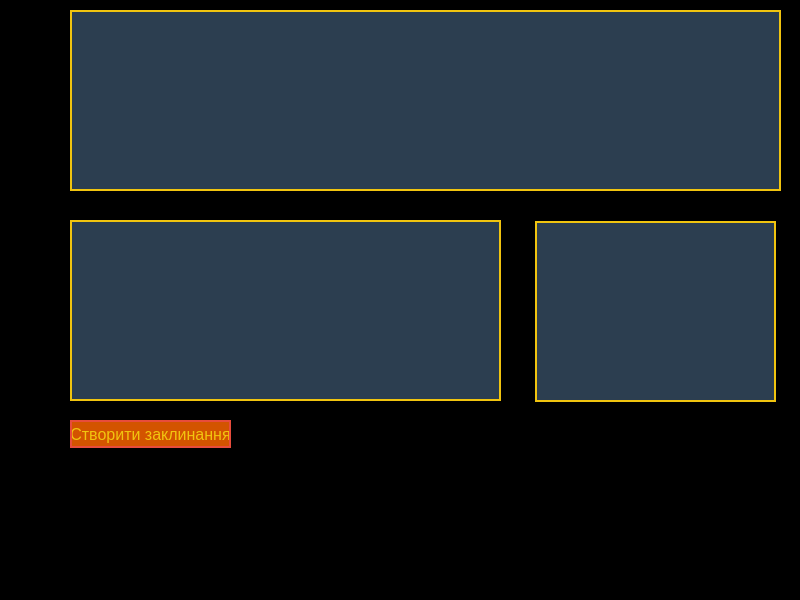
Above: untitled.ui from zavgodnij43/h- before the change. Below: the same form after it.
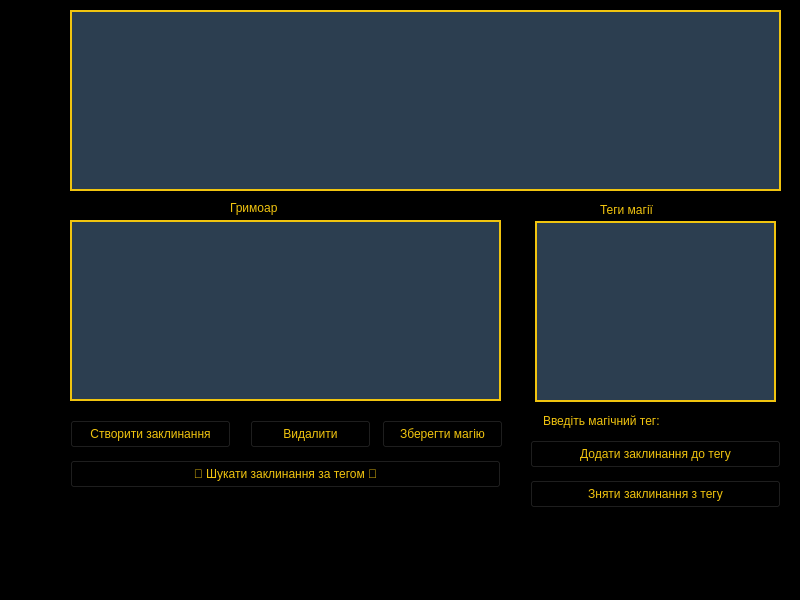
That is the form after the change.

```diff
--- a/untitled.ui
+++ b/untitled.ui
@@ -88,21 +88,114 @@
       <height>28</height>
      </rect>
     </property>
-    <property name="font">
-     <font>
-      <pointsize>12</pointsize>
-      <bold>false</bold>
-      <weight>50</weight>
-     </font>
-    </property>
-    <property name="styleSheet">
-     <string notr="true">background:#d35400; color:#f1c40f; border: 2px solid #e74c3c;</string>
-    </property>
     <property name="text">
      <string>Створити заклинання</string>
     </property>
    </widget>
-   <!-- Другие виджеты будут добавлены аналогично -->
+   <widget class="QPushButton" name="pushButton_2">
+    <property name="geometry">
+     <rect>
+      <x>250</x>
+      <y>420</y>
+      <width>121</width>
+      <height>28</height>
+     </rect>
+    </property>
+    <property name="text">
+     <string>Видалити</string>
+    </property>
+   </widget>
+   <widget class="QPushButton" name="pushButton_3">
+    <property name="geometry">
+     <rect>
+      <x>382</x>
+      <y>420</y>
+      <width>121</width>
+      <height>28</height>
+     </rect>
+    </property>
+    <property name="text">
+     <string>Зберегти магію</string>
+    </property>
+   </widget>
+   <widget class="QLineEdit" name="lineEdit">
+    <property name="geometry">
+     <rect>
+      <x>540</x>
+      <y>410</y>
+      <width>241</width>
+      <height>22</height>
+     </rect>
+    </property>
+    <property name="text">
+     <string>Введіть магічний тег:</string>
+    </property>
+   </widget>
+   <widget class="QPushButton" name="pushButton_4">
+    <property name="geometry">
+     <rect>
+      <x>530</x>
+      <y>440</y>
+      <width>251</width>
+      <height>28</height>
+     </rect>
+    </property>
+    <property name="text">
+     <string>Додати заклинання до тегу</string>
+    </property>
+   </widget>
+   <widget class="QPushButton" name="pushButton_5">
+    <property name="geometry">
+     <rect>
+      <x>530</x>
+      <y>480</y>
+      <width>251</width>
+      <height>28</height>
+     </rect>
+    </property>
+    <property name="text">
+     <string>Зняти заклинання з тегу</string>
+    </property>
+   </widget>
+   <widget class="QPushButton" name="pushButton_6">
+    <property name="geometry">
+     <rect>
+      <x>70</x>
+      <y>460</y>
+      <width>431</width>
+      <height>28</height>
+     </rect>
+    </property>
+    <property name="text">
+     <string>🔮 Шукати заклинання за тегом 🔮</string>
+    </property>
+   </widget>
+   <widget class="QLabel" name="label">
+    <property name="geometry">
+     <rect>
+      <x>230</x>
+      <y>200</y>
+      <width>121</width>
+      <height>16</height>
+     </rect>
+    </property>
+    <property name="text">
+     <string>Гримоар</string>
+    </property>
+   </widget>
+   <widget class="QLabel" name="label_2">
+    <property name="geometry">
+     <rect>
+      <x>600</x>
+      <y>200</y>
+      <width>111</width>
+      <height>20</height>
+     </rect>
+    </property>
+    <property name="text">
+     <string>Теги магії</string>
+    </property>
+   </widget>
   </widget>
   <widget class="QMenuBar" name="menubar">
    <property name="geometry">
```
Left out of the diff: 23 changed lines with no effect on the pictures.
